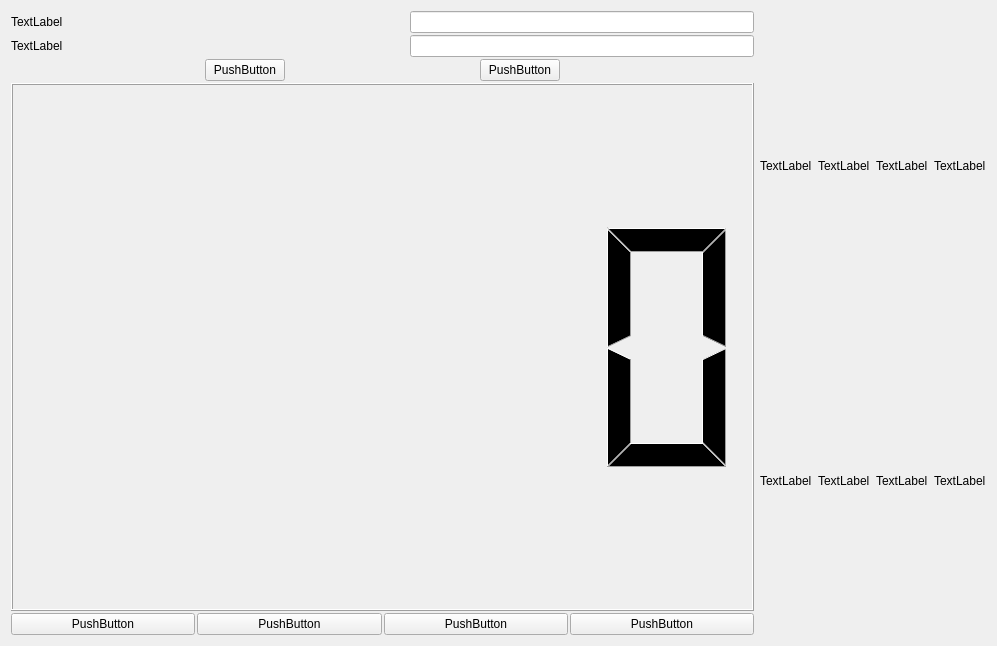
Before: the Qt Designer form src/server/management.ui in Connor1996/Distributed-Air-Conditioning-System, drawn with Qt 5.
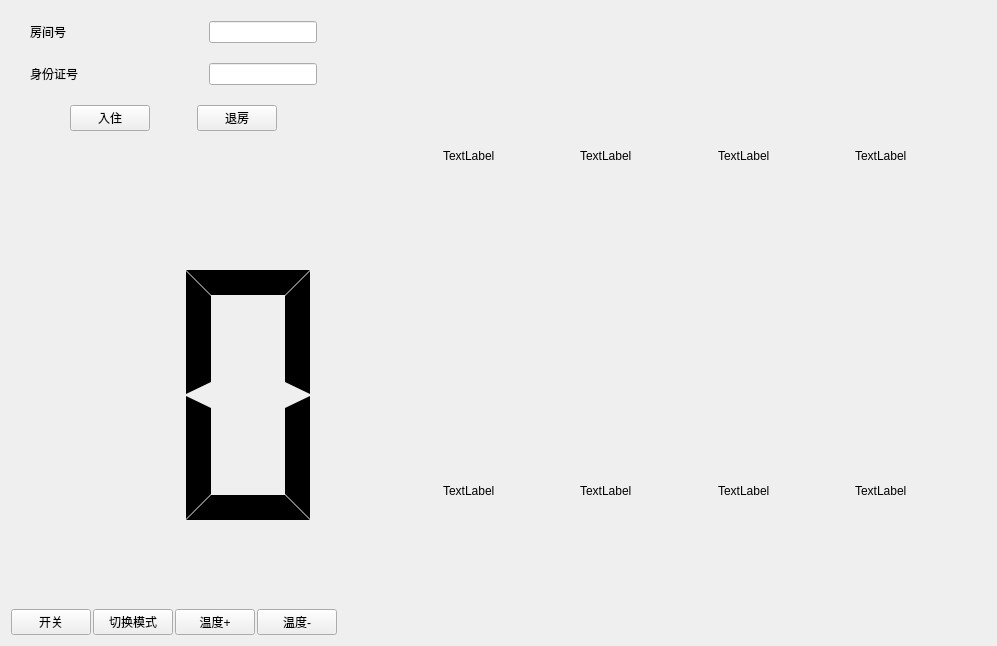
After: the same form once the commit is applied.

Commit message: finish framework of management ui

Patch:
```diff
--- a/src/server/management.ui
+++ b/src/server/management.ui
@@ -20,20 +20,53 @@
       <number>2</number>
      </property>
      <property name="sizeConstraint">
-      <enum>QLayout::SetDefaultConstraint</enum>
+      <enum>QLayout::SetMaximumSize</enum>
      </property>
      <item>
       <layout class="QVBoxLayout" name="verticalLayout_2">
+       <property name="sizeConstraint">
+        <enum>QLayout::SetMinAndMaxSize</enum>
+       </property>
        <item>
         <layout class="QHBoxLayout" name="horizontalLayout_3">
+         <property name="sizeConstraint">
+          <enum>QLayout::SetMinAndMaxSize</enum>
+         </property>
          <item>
           <layout class="QVBoxLayout" name="verticalLayout">
+           <property name="spacing">
+            <number>20</number>
+           </property>
+           <property name="sizeConstraint">
+            <enum>QLayout::SetMinAndMaxSize</enum>
+           </property>
+           <property name="leftMargin">
+            <number>10</number>
+           </property>
+           <property name="topMargin">
+            <number>10</number>
+           </property>
+           <property name="rightMargin">
+            <number>10</number>
+           </property>
+           <property name="bottomMargin">
+            <number>10</number>
+           </property>
            <item>
-            <layout class="QHBoxLayout" name="horizontalLayout_6">
+            <layout class="QHBoxLayout" name="horizontalLayout_6" stretch="0,0,0">
+             <property name="sizeConstraint">
+              <enum>QLayout::SetMinAndMaxSize</enum>
+             </property>
              <item>
               <widget class="QLabel" name="label">
+               <property name="sizePolicy">
+                <sizepolicy hsizetype="Minimum" vsizetype="Fixed">
+                 <horstretch>0</horstretch>
+                 <verstretch>0</verstretch>
+                </sizepolicy>
+               </property>
                <property name="text">
-                <string>TextLabel</string>
+                <string>房间号</string>
                </property>
               </widget>
              </item>
@@ -42,6 +75,9 @@
                <property name="orientation">
                 <enum>Qt::Horizontal</enum>
                </property>
+               <property name="sizeType">
+                <enum>QSizePolicy::Maximum</enum>
+               </property>
                <property name="sizeHint" stdset="0">
                 <size>
                  <width>40</width>
@@ -51,16 +87,35 @@
               </spacer>
              </item>
              <item>
-              <widget class="QLineEdit" name="lineEdit"/>
+              <widget class="QLineEdit" name="roomIdEdit">
+               <property name="sizePolicy">
+                <sizepolicy hsizetype="Fixed" vsizetype="Fixed">
+                 <horstretch>0</horstretch>
+                 <verstretch>0</verstretch>
+                </sizepolicy>
+               </property>
+               <property name="layoutDirection">
+                <enum>Qt::LeftToRight</enum>
+               </property>
+              </widget>
              </item>
             </layout>
            </item>
            <item>
             <layout class="QHBoxLayout" name="horizontalLayout_7">
+             <property name="sizeConstraint">
+              <enum>QLayout::SetMinAndMaxSize</enum>
+             </property>
              <item>
               <widget class="QLabel" name="label_2">
+               <property name="sizePolicy">
+                <sizepolicy hsizetype="Minimum" vsizetype="Minimum">
+                 <horstretch>0</horstretch>
+                 <verstretch>0</verstretch>
+                </sizepolicy>
+               </property>
                <property name="text">
-                <string>TextLabel</string>
+                <string>身份证号</string>
                </property>
               </widget>
              </item>
@@ -69,6 +124,9 @@
                <property name="orientation">
                 <enum>Qt::Horizontal</enum>
                </property>
+               <property name="sizeType">
+                <enum>QSizePolicy::Maximum</enum>
+               </property>
                <property name="sizeHint" stdset="0">
                 <size>
                  <width>40</width>
@@ -78,17 +136,33 @@
               </spacer>
              </item>
              <item>
-              <widget class="QLineEdit" name="lineEdit_2"/>
+              <widget class="QLineEdit" name="userIdEdit">
+               <property name="sizePolicy">
+                <sizepolicy hsizetype="Maximum" vsizetype="Fixed">
+                 <horstretch>0</horstretch>
+                 <verstretch>0</verstretch>
+                </sizepolicy>
+               </property>
+              </widget>
              </item>
             </layout>
            </item>
            <item>
             <layout class="QHBoxLayout" name="horizontalLayout_5">
+             <property name="spacing">
+              <number>7</number>
+             </property>
+             <property name="sizeConstraint">
+              <enum>QLayout::SetMinAndMaxSize</enum>
+             </property>
              <item>
               <spacer name="horizontalSpacer_3">
                <property name="orientation">
                 <enum>Qt::Horizontal</enum>
                </property>
+               <property name="sizeType">
+                <enum>QSizePolicy::Maximum</enum>
+               </property>
                <property name="sizeHint" stdset="0">
                 <size>
                  <width>40</width>
@@ -98,9 +172,15 @@
               </spacer>
              </item>
              <item>
-              <widget class="QPushButton" name="pushButton">
+              <widget class="QPushButton" name="checkInButton">
+               <property name="sizePolicy">
+                <sizepolicy hsizetype="Maximum" vsizetype="Fixed">
+                 <horstretch>0</horstretch>
+                 <verstretch>0</verstretch>
+                </sizepolicy>
+               </property>
                <property name="text">
-                <string>PushButton</string>
+                <string>入住</string>
                </property>
               </widget>
              </item>
@@ -109,6 +189,9 @@
                <property name="orientation">
                 <enum>Qt::Horizontal</enum>
                </property>
+               <property name="sizeType">
+                <enum>QSizePolicy::Maximum</enum>
+               </property>
                <property name="sizeHint" stdset="0">
                 <size>
                  <width>40</width>
@@ -118,9 +201,15 @@
               </spacer>
              </item>
              <item>
-              <widget class="QPushButton" name="pushButton_2">
+              <widget class="QPushButton" name="checkOutButton">
+               <property name="sizePolicy">
+                <sizepolicy hsizetype="Maximum" vsizetype="Fixed">
+                 <horstretch>0</horstretch>
+                 <verstretch>0</verstretch>
+                </sizepolicy>
+               </property>
                <property name="text">
-                <string>PushButton</string>
+                <string>退房</string>
                </property>
               </widget>
              </item>
@@ -129,6 +218,9 @@
                <property name="orientation">
                 <enum>Qt::Horizontal</enum>
                </property>
+               <property name="sizeType">
+                <enum>QSizePolicy::Maximum</enum>
+               </property>
                <property name="sizeHint" stdset="0">
                 <size>
                  <width>40</width>
@@ -143,42 +235,110 @@
          </item>
         </layout>
        </item>
+       <item>
+        <spacer name="verticalSpacer">
+         <property name="orientation">
+          <enum>Qt::Vertical</enum>
+         </property>
+         <property name="sizeType">
+          <enum>QSizePolicy::Fixed</enum>
+         </property>
+         <property name="sizeHint" stdset="0">
+          <size>
+           <width>20</width>
+           <height>40</height>
+          </size>
+         </property>
+        </spacer>
+       </item>
        <item>
         <layout class="QVBoxLayout" name="verticalLayout_3">
+         <property name="sizeConstraint">
+          <enum>QLayout::SetMinAndMaxSize</enum>
+         </property>
          <item>
           <layout class="QHBoxLayout" name="horizontalLayout_8">
+           <property name="sizeConstraint">
+            <enum>QLayout::SetMinAndMaxSize</enum>
+           </property>
            <item>
-            <widget class="QLCDNumber" name="lcdNumber"/>
+            <layout class="QVBoxLayout" name="verticalLayout_12"/>
+           </item>
+           <item>
+            <widget class="QLCDNumber" name="tempNumber">
+             <property name="sizePolicy">
+              <sizepolicy hsizetype="Preferred" vsizetype="Preferred">
+               <horstretch>0</horstretch>
+               <verstretch>0</verstretch>
+              </sizepolicy>
+             </property>
+             <property name="frameShape">
+              <enum>QFrame::NoFrame</enum>
+             </property>
+             <property name="digitCount">
+              <number>2</number>
+             </property>
+             <property name="segmentStyle">
+              <enum>QLCDNumber::Flat</enum>
+             </property>
+            </widget>
            </item>
           </layout>
          </item>
          <item>
           <layout class="QHBoxLayout" name="horizontalLayout_4">
+           <property name="sizeConstraint">
+            <enum>QLayout::SetMinAndMaxSize</enum>
+           </property>
            <item>
-            <widget class="QPushButton" name="pushButton_3">
+            <widget class="QPushButton" name="powerButton">
+             <property name="sizePolicy">
+              <sizepolicy hsizetype="Maximum" vsizetype="Fixed">
+               <horstretch>0</horstretch>
+               <verstretch>0</verstretch>
+              </sizepolicy>
+             </property>
              <property name="text">
-              <string>PushButton</string>
+              <string>开关</string>
              </property>
             </widget>
            </item>
            <item>
-            <widget class="QPushButton" name="pushButton_4">
+            <widget class="QPushButton" name="modeButton">
+             <property name="sizePolicy">
+              <sizepolicy hsizetype="Maximum" vsizetype="Fixed">
+               <horstretch>0</horstretch>
+               <verstretch>0</verstretch>
+              </sizepolicy>
+             </property>
              <property name="text">
-              <string>PushButton</string>
+              <string>切换模式</string>
              </property>
             </widget>
            </item>
            <item>
-            <widget class="QPushButton" name="pushButton_5">
+            <widget class="QPushButton" name="tempUpButton">
+             <property name="sizePolicy">
+              <sizepolicy hsizetype="Maximum" vsizetype="Fixed">
+               <horstretch>0</horstretch>
+               <verstretch>0</verstretch>
+              </sizepolicy>
+             </property>
              <property name="text">
-              <string>PushButton</string>
+              <string>温度+</string>
              </property>
             </widget>
            </item>
            <item>
-            <widget class="QPushButton" name="pushButton_6">
+            <widget class="QPushButton" name="tempDownButton">
+             <property name="sizePolicy">
+              <sizepolicy hsizetype="Maximum" vsizetype="Fixed">
+               <horstretch>0</horstretch>
+               <verstretch>0</verstretch>
+              </sizepolicy>
+             </property>
              <property name="text">
-              <string>PushButton</string>
+              <string>温度-</string>
              </property>
             </widget>
            </item>
@@ -190,6 +350,22 @@
      </item>
     </layout>
    </item>
+   <item>
+    <spacer name="horizontalSpacer_7">
+     <property name="orientation">
+      <enum>Qt::Horizontal</enum>
+     </property>
+     <property name="sizeType">
+      <enum>QSizePolicy::Fixed</enum>
+     </property>
+     <property name="sizeHint" stdset="0">
+      <size>
+       <width>100</width>
+       <height>20</height>
+      </size>
+     </property>
+    </spacer>
+   </item>
    <item>
     <layout class="QGridLayout" name="gridLayout">
      <item row="1" column="1">
@@ -203,7 +379,7 @@
        </item>
       </layout>
      </item>
-     <item row="2" column="0">
+     <item row="3" column="0">
       <layout class="QVBoxLayout" name="verticalLayout_4">
        <item>
         <widget class="QLabel" name="label_3">
@@ -214,29 +390,7 @@
        </item>
       </layout>
      </item>
-     <item row="1" column="0">
-      <layout class="QVBoxLayout" name="verticalLayout_5">
-       <item>
-        <widget class="QLabel" name="label_4">
-         <property name="text">
-          <string>TextLabel</string>
-         </property>
-        </widget>
-       </item>
-      </layout>
-     </item>
-     <item row="2" column="2">
-      <layout class="QVBoxLayout" name="verticalLayout_9">
-       <item>
-        <widget class="QLabel" name="label_8">
-         <property name="text">
-          <string>TextLabel</string>
-         </property>
-        </widget>
-       </item>
-      </layout>
-     </item>
-     <item row="2" column="1">
+     <item row="3" column="1">
       <layout class="QVBoxLayout" name="verticalLayout_7">
        <item>
         <widget class="QLabel" name="label_6">
@@ -258,6 +412,28 @@
        </item>
       </layout>
      </item>
+     <item row="1" column="0">
+      <layout class="QVBoxLayout" name="verticalLayout_5">
+       <item>
+        <widget class="QLabel" name="label_4">
+         <property name="text">
+          <string>TextLabel</string>
+         </property>
+        </widget>
+       </item>
+      </layout>
+     </item>
+     <item row="3" column="2">
+      <layout class="QVBoxLayout" name="verticalLayout_9">
+       <item>
+        <widget class="QLabel" name="label_8">
+         <property name="text">
+          <string>TextLabel</string>
+         </property>
+        </widget>
+       </item>
+      </layout>
+     </item>
      <item row="1" column="3">
       <layout class="QVBoxLayout" name="verticalLayout_10">
        <item>
@@ -269,7 +445,7 @@
        </item>
       </layout>
      </item>
-     <item row="2" column="3">
+     <item row="3" column="3">
       <layout class="QVBoxLayout" name="verticalLayout_11">
        <item>
         <widget class="QLabel" name="label_10">
@@ -280,6 +456,22 @@
        </item>
       </layout>
      </item>
+     <item row="2" column="1">
+      <spacer name="verticalSpacer_2">
+       <property name="orientation">
+        <enum>Qt::Vertical</enum>
+       </property>
+       <property name="sizeType">
+        <enum>QSizePolicy::Fixed</enum>
+       </property>
+       <property name="sizeHint" stdset="0">
+        <size>
+         <width>20</width>
+         <height>40</height>
+        </size>
+       </property>
+      </spacer>
+     </item>
     </layout>
    </item>
   </layout>
```
The commit also changes 5 other files.
